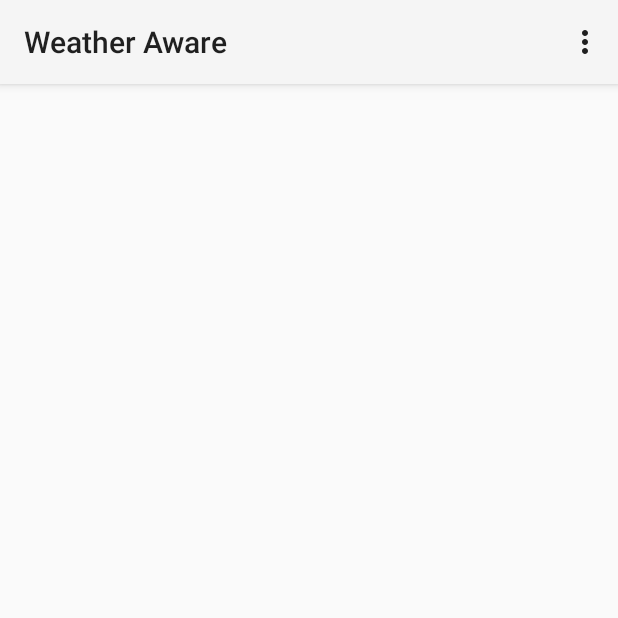
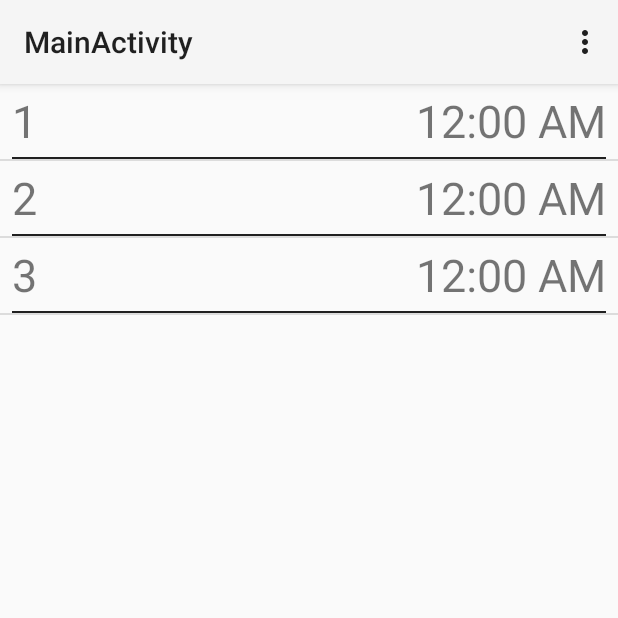
Before and after one commit to croccy21/Weather-Aware-Android, an Android app: the screen it shows after launch (MainActivity), on a phone screen of 412 x 824 dp, the top half of it. Run offline under Robolectric (Android 15) with nearby library versions, the phone set to English and light mode, and no system bars; 2 statements that could not run were skipped.

Commit message:
Created GUI list of alarms

```diff
--- a/Android/WeatherAware/app/src/main/AndroidManifest.xml
+++ b/Android/WeatherAware/app/src/main/AndroidManifest.xml
@@ -9,7 +9,7 @@
         android:theme="@style/AppTheme" >
         <activity
             android:name=".MainActivity"
-            android:label="@string/app_name" >
+            android:label="@string/title_activity_main" >
             <intent-filter>
                 <action android:name="android.intent.action.MAIN" />
 
--- a/Android/WeatherAware/app/src/main/java/com/joelgoddard/weatheraware/AlarmConditionWeather.java
+++ b/Android/WeatherAware/app/src/main/java/com/joelgoddard/weatheraware/AlarmConditionWeather.java
@@ -68,7 +68,7 @@
         start.add(Calendar.HOUR, startTime);
         Calendar end = (Calendar)parent.getDay().clone();
         end.add(Calendar.HOUR, endTime);
-        return MessageFormat.format("no={0}&condid={1}&start={2}&end={3}",
+        return MessageFormat.format("no{0}={0}&condid{0}={1}&start{0}={2}&end{0}={3}",
                 conditionID, weatherID, start.getTimeInMillis()/1000, end.getTimeInMillis()/1000);
     }
 }
--- a/Android/WeatherAware/app/src/main/java/com/joelgoddard/weatheraware/AlarmData.java
+++ b/Android/WeatherAware/app/src/main/java/com/joelgoddard/weatheraware/AlarmData.java
@@ -6,7 +6,6 @@
 import java.text.MessageFormat;
 import java.util.ArrayList;
 import java.util.Calendar;
-import java.util.Date;
 
 /**
  * Created by Joel Goddard on 28/07/2015.
@@ -14,14 +13,16 @@
 public class AlarmData {
     protected String name;
     protected int baseTime;//minutes
+    protected int defaultTime;
     protected int earliestTime;
     protected boolean[] repeats = new boolean[7];
     protected boolean repeat;
     protected boolean enabled;
+    protected Calendar daySet;
     protected Calendar day;
     protected Calendar nextAlarm;
     protected ArrayList<AlarmCondition> conditions = new ArrayList<AlarmCondition>();
-    protected AlarmCondition defaultAlarm;
+    protected AlarmCondition defaultCondition;
 
     public AlarmData() {
     }
@@ -58,6 +59,7 @@
                 repeat = true;
             }
         }
+        calculateNextAlarm();
     }
 
     public boolean isEnabled() {
@@ -72,32 +74,38 @@
         return day;
     }
 
+    public Calendar getDaySet() {
+        return daySet;
+    }
+
     public void setDay(Calendar day) {
-        this.day = day;
+        this.daySet = day;
     }
 
     public ArrayList<AlarmCondition> getConditions() {
         return conditions;
     }
 
-    public void setConditions(ArrayList<AlarmCondition> conditions) {
-        this.conditions = conditions;
-    }
-
     public void addCondition(AlarmCondition condition){
         conditions.add(condition);
     }
 
-    public AlarmCondition getDefaultAlarm() {
-        return defaultAlarm;
+    public AlarmCondition getDefaultCondition() {
+        return defaultCondition;
     }
 
-    public void setDefaultAlarm(AlarmCondition defaultAlarm) {
-        this.defaultAlarm = defaultAlarm;
+    public void setDefaultCondition(AlarmCondition defaultCondition) {
+        this.defaultCondition = defaultCondition;
+        defaultTime = baseTime + defaultCondition.deltaTime;
+    }
+
+    public Calendar getNextAlarm() {
+        return nextAlarm;
     }
 
     public String getURL(){
         String url = "www.server.co.uk/?";
+        url+="count="+conditions.size();
         for(AlarmCondition condition:conditions){
             String next = condition.getURL();
             if(!next.equals("false")) {
@@ -111,13 +119,17 @@
         Calendar today = Calendar.getInstance();
         today.set(Calendar.SECOND, 0);
         today.set(Calendar.MILLISECOND, 0);
-        Calendar alarmTime = (Calendar)today.clone();
+        Calendar alarmTime;
+
+        if(repeat) {
+            alarmTime = (Calendar)today.clone();
             alarmTime.set(Calendar.HOUR_OF_DAY, 0);
             alarmTime.set(Calendar.MINUTE, earliestTime);
+
             if(alarmTime.before(today)){
                 alarmTime.add(Calendar.HOUR, 24);
             }
-        if(repeat) {
+
             for(boolean b:repeats){
                 if (repeats[alarmTime.get(Calendar.DAY_OF_WEEK)]){
                     break;
@@ -127,14 +139,27 @@
                 }
                 Log.e("AlarmData" ,"No Repeat Date Selected");
             }
+
         }
-        nextAlarm = (Calendar)alarmTime.clone();
+        else{
+            alarmTime = (Calendar)daySet.clone();
+            alarmTime.set(Calendar.HOUR_OF_DAY, 0);
+            alarmTime.set(Calendar.MINUTE, earliestTime);
+        }
+        DateFormat dateAndTime = DateFormat.getDateTimeInstance();
+        Log.d("Debug", MessageFormat.format("{}) Alarm set for :{}",dateAndTime.format(today.getTime()), dateAndTime.format(alarmTime.getTime())));
+        if (alarmTime.after(today)) {
+            nextAlarm = (Calendar) alarmTime.clone();
             alarmTime.set(Calendar.MINUTE, 0);
             alarmTime.set(Calendar.HOUR, 0);
-        day = (Calendar)alarmTime.clone();
+            day = (Calendar) alarmTime.clone();
             DateFormat date = DateFormat.getDateInstance();
             DateFormat time = DateFormat.getTimeInstance();
             Log.d("Debug", MessageFormat.format("Alarm set to {} on {}",
                     time.format(nextAlarm.getTime()), date.format(nextAlarm.getTime())));
         }
+        else{
+            Log.e("AlarmData", "Cannot set alarm for past");
         }
+    }
+}
--- /dev/null
+++ b/Android/WeatherAware/app/src/main/java/com/joelgoddard/weatheraware/AlarmFragment.java
@@ -0,0 +1,184 @@
+package com.joelgoddard.weatheraware;
+
+import android.app.Activity;
+import android.os.Bundle;
+import android.app.Fragment;
+import android.view.LayoutInflater;
+import android.view.View;
+import android.view.ViewGroup;
+import android.widget.AbsListView;
+import android.widget.AdapterView;
+import android.widget.ArrayAdapter;
+import android.widget.ListAdapter;
+import android.widget.TextView;
+import android.widget.Toast;
+
+
+import com.joelgoddard.weatheraware.dummy.DummyContent;
+
+import java.util.ArrayList;
+import java.util.Calendar;
+import java.util.List;
+
+/**
+ * A fragment representing a list of Items.
+ * <p/>
+ * Large screen devices (such as tablets) are supported by replacing the ListView
+ * with a GridView.
+ * <p/>
+ * Activities containing this fragment MUST implement the {@link OnFragmentInteractionListener}
+ * interface.
+ */
+public class AlarmFragment extends Fragment implements AbsListView.OnItemClickListener {
+
+    // TODO: Rename parameter arguments, choose names that match
+    // the fragment initialization parameters, e.g. ARG_ITEM_NUMBER
+    private static final String ARG_PARAM1 = "param1";
+    private static final String ARG_PARAM2 = "param2";
+
+    // TODO: Rename and change types of parameters
+    private String mParam1;
+    private String mParam2;
+
+    private OnFragmentInteractionListener mListener;
+
+    private List alarmList;
+
+    /**
+     * The fragment's ListView/GridView.
+     */
+    private AbsListView mListView;
+
+    /**
+     * The Adapter which will be used to populate the ListView/GridView with
+     * Views.
+     */
+    private ListAdapter mAdapter;
+
+    // TODO: Rename and change types of parameters
+    public static AlarmFragment newInstance(String param1, String param2) {
+        AlarmFragment fragment = new AlarmFragment();
+        Bundle args = new Bundle();
+        args.putString(ARG_PARAM1, param1);
+        args.putString(ARG_PARAM2, param2);
+        fragment.setArguments(args);
+        return fragment;
+    }
+
+    /**
+     * Mandatory empty constructor for the fragment manager to instantiate the
+     * fragment (e.g. upon screen orientation changes).
+     */
+    public AlarmFragment() {
+    }
+
+    @Override
+    public void onCreate(Bundle savedInstanceState) {
+        super.onCreate(savedInstanceState);
+
+        if (getArguments() != null) {
+            mParam1 = getArguments().getString(ARG_PARAM1);
+            mParam2 = getArguments().getString(ARG_PARAM2);
+        }
+
+        boolean[] array = {false,false,false,false,false,false,false};
+        AlarmData alarm1 = new AlarmData();
+        Calendar cal = Calendar.getInstance();
+        cal.set(Calendar.HOUR, 0);
+        cal.add(Calendar.HOUR, 48);
+        cal.set(Calendar.MINUTE, 0);
+        cal.set(Calendar.SECOND, 0);
+        cal.set(Calendar.MILLISECOND, 0);
+        alarm1.setBaseTime(600);
+        alarm1.setName("1");
+        alarm1.setDay(cal);
+        alarm1.setRepeats(array);
+        alarm1.calculateNextAlarm();
+        AlarmData alarm2 = new AlarmData();
+        alarm2.setBaseTime(800);
+        alarm2.setName("2");
+        alarm2.setDay(cal);
+        alarm2.setRepeats(array);
+        alarm2.calculateNextAlarm();
+        AlarmData alarm3 = new AlarmData();
+        alarm3.setBaseTime(400);
+        alarm3.setName("3");
+        alarm3.setDay(cal);
+        alarm3.setRepeats(array);
+        alarm3.calculateNextAlarm();
+        alarmList = new ArrayList();
+        alarmList.add(alarm1);
+        alarmList.add(alarm2);
+        alarmList.add(alarm3);
+
+        mAdapter = new AlarmListAdapter(getActivity(), alarmList);
+    }
+
+    @Override
+    public View onCreateView(LayoutInflater inflater, ViewGroup container,
+                             Bundle savedInstanceState) {
+        View view = inflater.inflate(R.layout.fragment_alarm, container, false);
+
+        // Set the adapter
+        mListView = (AbsListView) view.findViewById(android.R.id.list);
+        ((AdapterView<ListAdapter>) mListView).setAdapter(mAdapter);
+
+        // Set OnItemClickListener so we can be notified on item clicks
+        mListView.setOnItemClickListener(this);
+
+        return view;
+    }
+
+    @Override
+    public void onAttach(Activity activity) {
+        super.onAttach(activity);
+        try {
+            mListener = (OnFragmentInteractionListener) activity;
+        } catch (ClassCastException e) {
+            throw new ClassCastException(activity.toString()
+                    + " must implement OnFragmentInteractionListener");
+        }
+    }
+
+    @Override
+    public void onDetach() {
+        super.onDetach();
+        mListener = null;
+    }
+
+    @Override
+    public void onItemClick(AdapterView<?> parent, View view, int position, long id) {
+        AlarmData item = (AlarmData)this.alarmList.get(position);
+        Toast.makeText(getActivity(), item.getName() + " Clicked!"
+                , Toast.LENGTH_SHORT).show();
+    }
+
+    /**
+     * The default content for this Fragment has a TextView that is shown when
+     * the list is empty. If you would like to change the text, call this method
+     * to supply the text it should use.
+     */
+    public void setEmptyText(CharSequence emptyText) {
+        View emptyView = mListView.getEmptyView();
+
+        if (emptyView instanceof TextView) {
+            ((TextView) emptyView).setText(emptyText);
+        }
+    }
+
+    /**
+     * This interface must be implemented by activities that contain this
+     * fragment to allow an interaction in this fragment to be communicated
+     * to the activity and potentially other fragments contained in that
+     * activity.
+     * <p/>
+     * See the Android Training lesson <a href=
+     * "http://developer.android.com/training/basics/fragments/communicating.html"
+     * >Communicating with Other Fragments</a> for more information.
+     */
+    public interface OnFragmentInteractionListener {
+        // TODO: Update argument type and name
+        public void onFragmentInteraction(String id);
+    }
+
+}
--- /dev/null
+++ b/Android/WeatherAware/app/src/main/java/com/joelgoddard/weatheraware/AlarmListAdapter.java
@@ -0,0 +1,72 @@
+package com.joelgoddard.weatheraware;
+
+import android.app.Activity;
+import android.content.Context;
+import android.view.LayoutInflater;
+import android.view.View;
+import android.view.ViewGroup;
+import android.widget.ArrayAdapter;
+import android.widget.TextView;
+
+import java.text.DateFormat;
+import java.util.List;
+
+/**
+ * Created by Joel Goddard on 29/07/2015.
+ */
+public class AlarmListAdapter extends ArrayAdapter{
+
+    private Context context;
+    private boolean useList = true;
+
+    public AlarmListAdapter(Context context, List items) {
+        super(context, R.layout.alarm_list_item, items);
+        this.context = context;
+    }
+
+    /**
+     * Holder for the list items.
+     */
+    private class ViewHolder{
+        TextView alarmName;
+        TextView clockDisplay;
+    }
+
+    /**
+     *
+     * @param position
+     * @param convertView
+     * @param parent
+     * @return
+     */
+    public View getView(int position, View convertView, ViewGroup parent) {
+        ViewHolder holder = null;
+        AlarmData item = (AlarmData)getItem(position);
+        View viewToUse = null;
+
+        // This block exists to inflate the settings list item conditionally based on whether
+        // we want to support a grid or list view.
+        LayoutInflater mInflater = (LayoutInflater) context
+                .getSystemService(Activity.LAYOUT_INFLATER_SERVICE);
+        if (convertView == null) {
+            if(useList){
+                viewToUse = mInflater.inflate(R.layout.alarm_list_item, null);
+            } else {
+                viewToUse = mInflater.inflate(R.layout.alarm_grid_item, null);
+            }
+
+            holder = new ViewHolder();
+            holder.alarmName = (TextView)viewToUse.findViewById(R.id.alarm_name);
+            holder.clockDisplay = (TextView)viewToUse.findViewById(R.id.clock_display);
+            viewToUse.setTag(holder);
+        } else {
+            viewToUse = convertView;
+            holder = (ViewHolder) viewToUse.getTag();
+        }
+
+        holder.alarmName.setText(item.getName());
+        DateFormat df = DateFormat.getTimeInstance(DateFormat.SHORT);
+        holder.clockDisplay.setText(df.format(item.getNextAlarm().getTime()));
+        return viewToUse;
+    }
+}
--- a/Android/WeatherAware/app/src/main/java/com/joelgoddard/weatheraware/MainActivity.java
+++ b/Android/WeatherAware/app/src/main/java/com/joelgoddard/weatheraware/MainActivity.java
@@ -6,18 +6,26 @@
 import android.view.MenuItem;
 
 
-public class MainActivity extends Activity {
+public class MainActivity extends Activity implements AlarmFragment.OnFragmentInteractionListener{
 
     @Override
     protected void onCreate(Bundle savedInstanceState) {
         super.onCreate(savedInstanceState);
-        setContentView(R.layout.activity_main);
+        setContentView(R.layout.fragment_alarm_list);
+        if (savedInstanceState == null) {
+
+            getFragmentManager().beginTransaction()
+                    .add(R.id.container, new AlarmFragment())
+                    .commit();
+        }
     }
+
 
     @Override
     public boolean onCreateOptionsMenu(Menu menu) {
         // Inflate the menu; this adds items to the action bar if it is present.
         getMenuInflater().inflate(R.menu.menu_main, menu);
+
         return true;
     }
 
@@ -35,4 +43,9 @@
 
         return super.onOptionsItemSelected(item);
     }
+
+    @Override
+    public void onFragmentInteraction(String id) {
+
+    }
 }
--- a/Android/WeatherAware/app/src/main/res/layout/activity_main.xml
+++ b/Android/WeatherAware/app/src/main/res/layout/activity_main.xml
@@ -1,12 +1,5 @@
-<LinearLayout xmlns:android="http://schemas.android.com/apk/res/android"
-    xmlns:tools="http://schemas.android.com/tools" android:layout_width="match_parent"
-    android:layout_height="match_parent" android:paddingLeft="@dimen/activity_horizontal_margin"
-    android:paddingRight="@dimen/activity_horizontal_margin"
-    android:paddingTop="@dimen/activity_vertical_margin"
-    android:paddingBottom="@dimen/activity_vertical_margin"
-    tools:context=".MainActivity"
-    android:orientation="vertical">
-
-
-
-</LinearLayout>
+<fragment xmlns:android="http://schemas.android.com/apk/res/android"
+    xmlns:tools="http://schemas.android.com/tools" android:id="@+id/fragment"
+    android:name="com.joelgoddard.weatheraware.MainActivityFragment"
+    tools:layout="@layout/fragment_main" android:layout_width="match_parent"
+    android:layout_height="match_parent" />
--- /dev/null
+++ b/Android/WeatherAware/app/src/main/res/layout/alarm_list_item.xml
@@ -0,0 +1,41 @@
+<?xml version="1.0" encoding="utf-8"?>
+<LinearLayout xmlns:android="http://schemas.android.com/apk/res/android"
+    android:orientation="vertical" android:layout_width="match_parent"
+    android:layout_height="match_parent"
+    android:paddingLeft="8dp"
+    android:paddingRight="8dp">
+
+    <RelativeLayout
+        android:layout_width="match_parent"
+        android:layout_height="wrap_content"
+        android:layout_gravity="right"
+        android:paddingTop="4dp"
+        android:paddingBottom="4dp">
+
+        <TextView
+            android:id="@+id/clock_display"
+            android:layout_width="wrap_content"
+            android:layout_height="wrap_content"
+            android:layout_alignParentRight="true"
+            android:textSize="30sp"
+            android:text="10:10"
+            />
+
+        <TextView
+            android:id="@+id/alarm_name"
+            android:layout_width="match_parent"
+            android:layout_height="wrap_content"
+            android:text="Alarm Name"
+            android:textSize="30sp"
+            android:ellipsize="end"
+            android:maxLines="1"
+            android:singleLine="true"
+            android:layout_toLeftOf="@id/clock_display"
+            />
+    </RelativeLayout>
+    <View
+        android:layout_width="match_parent"
+        android:layout_height="1dp"
+        android:background="#202020"/>
+
+</LinearLayout>
--- /dev/null
+++ b/Android/WeatherAware/app/src/main/res/layout/fragment_alarm_list.xml
@@ -0,0 +1,21 @@
+<?xml version="1.0" encoding="utf-8"?>
+<FrameLayout
+    xmlns:android="http://schemas.android.com/apk/res/android"
+    xmlns:tools="http://schemas.android.com/tools"
+    android:id="@+id/container"
+    android:layout_width="match_parent"
+    android:layout_height="match_parent"
+    tools:context="com.joelgoddard.weatheraware.AlarmFragment">
+
+    <ListView
+        android:id="@android:id/list"
+        android:layout_width="match_parent"
+        android:layout_height="match_parent" />
+
+    <TextView
+        android:id="@android:id/empty"
+        android:layout_width="match_parent"
+        android:layout_height="match_parent"
+        android:gravity="center" />
+
+</FrameLayout>
--- a/Android/WeatherAware/app/src/main/res/menu/menu_main.xml
+++ b/Android/WeatherAware/app/src/main/res/menu/menu_main.xml
@@ -1,5 +1,6 @@
 <menu xmlns:android="http://schemas.android.com/apk/res/android"
-    xmlns:tools="http://schemas.android.com/tools" tools:context=".MainActivity">
+    xmlns:tools="http://schemas.android.com/tools"
+    tools:context="com.joelgoddard.weatheraware.MainActivity">
     <item android:id="@+id/action_settings" android:title="@string/action_settings"
         android:orderInCategory="100" android:showAsAction="never" />
 </menu>
--- a/Android/WeatherAware/app/src/main/res/values/strings.xml
+++ b/Android/WeatherAware/app/src/main/res/values/strings.xml
@@ -3,4 +3,5 @@
 
     <string name="hello_world">Hello world!</string>
     <string name="action_settings">Settings</string>
+    <string name="title_activity_main">MainActivity</string>
 </resources>
```
Also changed, not shown: Android/WeatherAware/app/src/main/java/com/joelgoddard/weatheraware/MainActivityFragment.java (added, +23 -0 lines), Android/WeatherAware/app/src/main/java/com/joelgoddard/weatheraware/dummy/DummyContent.java (added, +55 -0 lines), Android/WeatherAware/app/src/main/res/layout/alarm_grid_item.xml (added, +41 -0 lines), Android/WeatherAware/app/src/main/res/layout/fragment_alarm_grid.xml (added, +12 -0 lines), Android/WeatherAware/app/src/main/res/layout/fragment_main.xml (added, +13 -0 lines), Android/WeatherAware/app/src/main/res/values-large/refs.xml (added, +12 -0 lines), Android/WeatherAware/app/src/main/res/values-sw600dp/refs.xml (added, +12 -0 lines), Android/WeatherAware/app/src/main/res/values/refs.xml (added, +12 -0 lines), 1 other file. Lines whose indentation alone changed are shown as unchanged.
